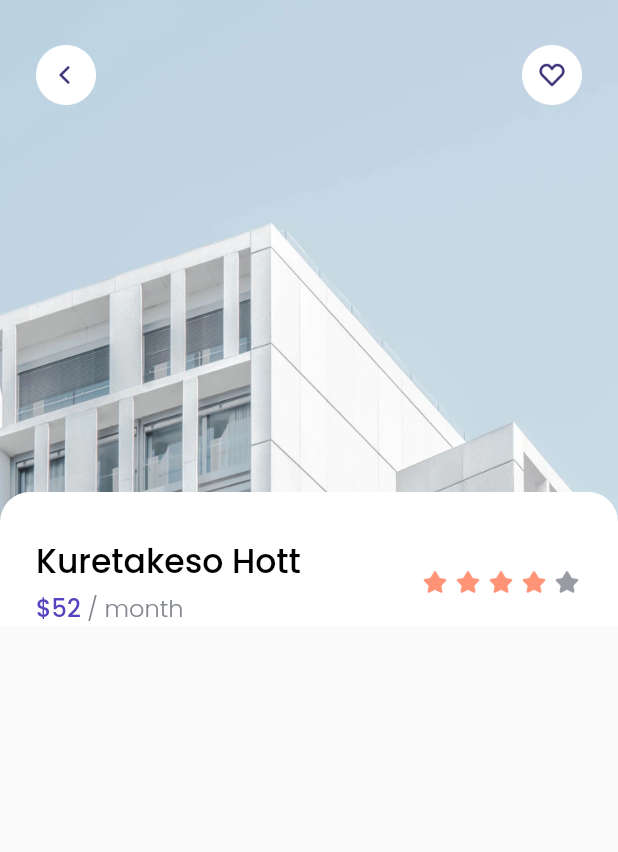
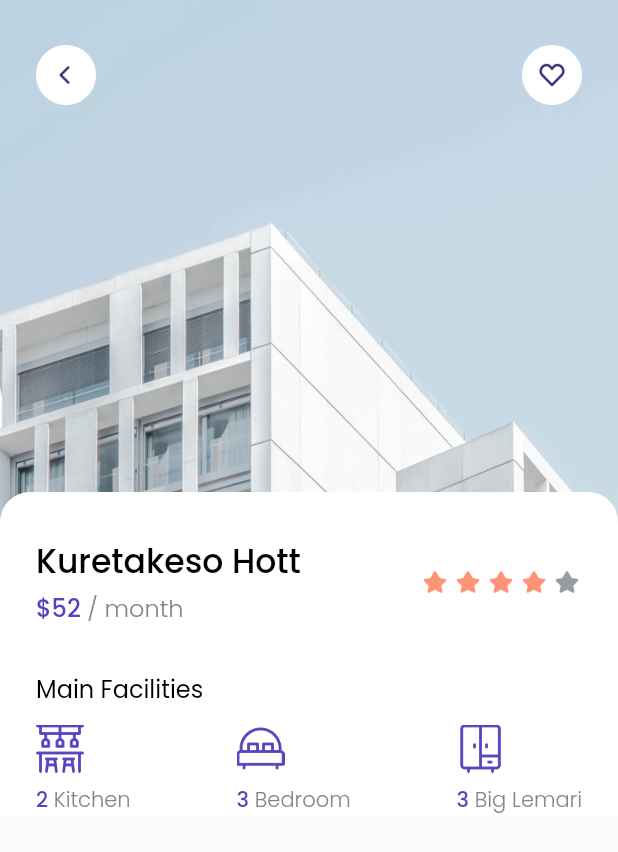
Before and after one commit to numanizudin/hotdoor_apps, a Flutter app: the DetailPage screen opened directly, on a phone screen of 412 x 824 dp. Shown: the top 852 px of the screen. Run offline on Flutter 3.47's test engine with Material 2 defaults, Android fonts, the phone set to English and light mode, and no system bars; our stand-ins replace google_fonts.

Commit message:
detail page 3

```diff
--- a/lib/pages/detail_page.dart
+++ b/lib/pages/detail_page.dart
@@ -1,5 +1,6 @@
 import 'package:flutter/material.dart';
 import 'package:hotdoor_apps/theme.dart';
+import 'package:hotdoor_apps/widgets/facility_item.dart';
 
 class DetailPage extends StatelessWidget {
   @override
@@ -53,10 +54,12 @@ class DetailPage extends StatelessWidget {
                     color: whiteColor,
                   ),
                   child: Column(
+                    crossAxisAlignment: CrossAxisAlignment.start,
                     children: [
                       SizedBox(
                         height: 30,
                       ),
+                      // NOTE: TITLE
                       Padding(
                         padding: EdgeInsets.symmetric(
                           horizontal: edge,
@@ -134,6 +137,47 @@ class DetailPage extends StatelessWidget {
                           ],
                         ),
                       ),
+                      SizedBox(
+                        height: 30,
+                      ),
+                      // NOTE: MAIN FACILITIES
+                      Padding(
+                        padding: EdgeInsets.only(left: edge),
+                        child: Text(
+                          'Main Facilities',
+                          style: regularTextStyle.copyWith(
+                            fontSize: 16,
+                          ),
+                        ),
+                      ),
+                      SizedBox(
+                        height: 12,
+                      ),
+                      Padding(
+                        padding: EdgeInsets.symmetric(
+                          horizontal: edge,
+                        ),
+                        child: Row(
+                          mainAxisAlignment: MainAxisAlignment.spaceBetween,
+                          children: [
+                            FacilityItem(
+                              name: 'Kitchen',
+                              imageUrl: 'assets/icon_kitchen.png',
+                              total: 2,
+                            ),
+                            FacilityItem(
+                              name: 'Bedroom',
+                              imageUrl: 'assets/icon_bedroom.png',
+                              total: 3,
+                            ),
+                            FacilityItem(
+                              name: 'Big Lemari',
+                              imageUrl: 'assets/icon_cupboard.png',
+                              total: 3,
+                            ),
+                          ],
+                        ),
+                      ),
                     ],
                   ),
                 ),
--- /dev/null
+++ b/lib/widgets/facility_item.dart
@@ -0,0 +1,42 @@
+import 'package:flutter/material.dart';
+import 'package:hotdoor_apps/theme.dart';
+
+class FacilityItem extends StatelessWidget {
+  final String name;
+  final String imageUrl;
+  final int total;
+
+  FacilityItem({this.imageUrl, this.name, this.total});
+
+  @override
+  Widget build(BuildContext context) {
+    return Column(
+      crossAxisAlignment: CrossAxisAlignment.start,
+      children: [
+        Image.asset(
+          imageUrl,
+          width: 32,
+        ),
+        SizedBox(
+          height: 8,
+        ),
+        Text.rich(
+          TextSpan(
+            text: '$total',
+            style: purpleTextStyle.copyWith(
+              fontSize: 14,
+            ),
+            children: [
+              TextSpan(
+                text: ' $name',
+                style: greyTextStyle.copyWith(
+                  fontSize: 14,
+                ),
+              ),
+            ],
+          ),
+        ),
+      ],
+    );
+  }
+}
```
